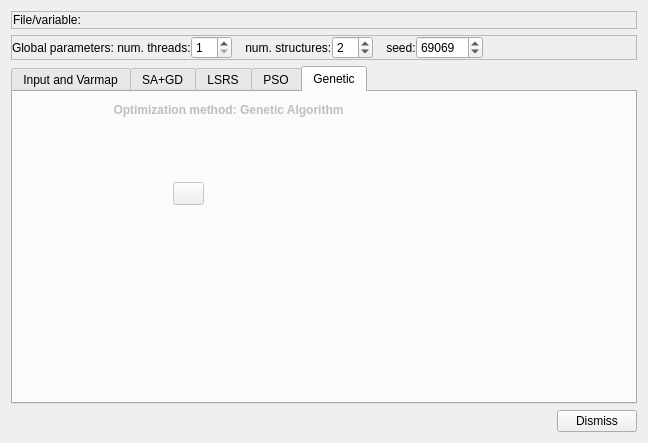
Qt form dialogs/automaticvarfitdialog.ui (PauloCarvalhoRJ/gammaray) before a commit.
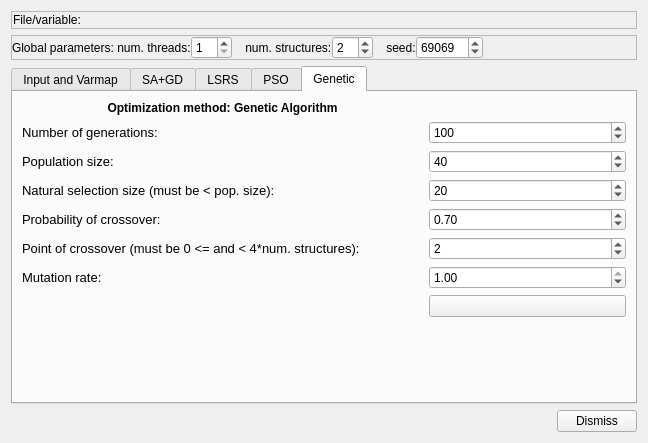
The same form after that commit. The open tabs and pages were chosen to show the change. Icons and pictures are not drawn.

Commit message: AutoVarFit: added Genetic Algorithm as optimization method for automatic variogram model fitting.

```diff
--- a/dialogs/automaticvarfitdialog.ui
+++ b/dialogs/automaticvarfitdialog.ui
@@ -795,20 +795,14 @@
      </widget>
      <widget class="QWidget" name="tabGenetic">
       <property name="enabled">
-       <bool>false</bool>
+       <bool>true</bool>
       </property>
       <attribute name="title">
        <string>Genetic</string>
       </attribute>
+      <layout class="QGridLayout" name="gridLayout_4">
+       <item row="0" column="0" colspan="2">
       <widget class="QLabel" name="label_5">
-       <property name="geometry">
-        <rect>
-         <x>10</x>
-         <y>10</y>
-         <width>411</width>
-         <height>16</height>
-        </rect>
-       </property>
        <property name="font">
         <font>
          <weight>75</weight>
@@ -822,15 +816,141 @@
         <set>Qt::AlignCenter</set>
        </property>
       </widget>
+       </item>
+       <item row="1" column="0">
+        <widget class="QLabel" name="label_29">
+         <property name="text">
+          <string>&lt;html&gt;&lt;head/&gt;&lt;body&gt;&lt;p&gt;&lt;span style=&quot; font-family:'Verdana,Arial,Tahoma,Calibri,Geneva,sans-serif'; font-size:13px;&quot;&gt;Number of generations:&lt;/span&gt;&lt;/p&gt;&lt;/body&gt;&lt;/html&gt;</string>
+         </property>
+        </widget>
+       </item>
+       <item row="1" column="2">
+        <widget class="QSpinBox" name="spinNumberOfGenerations">
+         <property name="minimum">
+          <number>1</number>
+         </property>
+         <property name="maximum">
+          <number>10000000</number>
+         </property>
+         <property name="singleStep">
+          <number>10</number>
+         </property>
+         <property name="value">
+          <number>100</number>
+         </property>
+        </widget>
+       </item>
+       <item row="2" column="0">
+        <widget class="QLabel" name="label_30">
+         <property name="text">
+          <string>&lt;html&gt;&lt;head/&gt;&lt;body&gt;&lt;p&gt;&lt;span style=&quot; font-family:'Verdana,Arial,Tahoma,Calibri,Geneva,sans-serif'; font-size:13px;&quot;&gt;Population size:&lt;/span&gt;&lt;/p&gt;&lt;/body&gt;&lt;/html&gt;</string>
+         </property>
+        </widget>
+       </item>
+       <item row="2" column="2">
+        <widget class="QSpinBox" name="spinPopulationSize">
+         <property name="minimum">
+          <number>1</number>
+         </property>
+         <property name="maximum">
+          <number>10000000</number>
+         </property>
+         <property name="singleStep">
+          <number>10</number>
+         </property>
+         <property name="value">
+          <number>40</number>
+         </property>
+        </widget>
+       </item>
+       <item row="3" column="0" colspan="2">
+        <widget class="QLabel" name="label_31">
+         <property name="text">
+          <string>&lt;html&gt;&lt;head/&gt;&lt;body&gt;&lt;p&gt;&lt;span style=&quot; font-family:'Verdana,Arial,Tahoma,Calibri,Geneva,sans-serif'; font-size:13px;&quot;&gt;Natural selection size (must be &amp;lt; pop. size):&lt;/span&gt;&lt;/p&gt;&lt;/body&gt;&lt;/html&gt;</string>
+         </property>
+        </widget>
+       </item>
+       <item row="3" column="2">
+        <widget class="QSpinBox" name="spinSelectionSize">
+         <property name="minimum">
+          <number>1</number>
+         </property>
+         <property name="maximum">
+          <number>10000000</number>
+         </property>
+         <property name="singleStep">
+          <number>10</number>
+         </property>
+         <property name="value">
+          <number>20</number>
+         </property>
+        </widget>
+       </item>
+       <item row="4" column="0">
+        <widget class="QLabel" name="label_32">
+         <property name="text">
+          <string>&lt;html&gt;&lt;head/&gt;&lt;body&gt;&lt;p&gt;&lt;span style=&quot; font-family:'Verdana,Arial,Tahoma,Calibri,Geneva,sans-serif'; font-size:13px;&quot;&gt;Probability of crossover:&lt;/span&gt;&lt;/p&gt;&lt;/body&gt;&lt;/html&gt;</string>
+         </property>
+        </widget>
+       </item>
+       <item row="4" column="2">
+        <widget class="QDoubleSpinBox" name="dblSpinProbabilityOfCrossover">
+         <property name="maximum">
+          <double>1.000000000000000</double>
+         </property>
+         <property name="singleStep">
+          <double>0.050000000000000</double>
+         </property>
+         <property name="value">
+          <double>0.700000000000000</double>
+         </property>
+        </widget>
+       </item>
+       <item row="5" column="0" colspan="2">
+        <widget class="QLabel" name="label_33">
+         <property name="text">
+          <string>&lt;html&gt;&lt;head/&gt;&lt;body&gt;&lt;p&gt;&lt;span style=&quot; font-family:'Verdana,Arial,Tahoma,Calibri,Geneva,sans-serif'; font-size:13px;&quot;&gt;Point of crossover (must be 0 &amp;lt;= and  &amp;lt; 4*num. structures):&lt;/span&gt;&lt;/p&gt;&lt;/body&gt;&lt;/html&gt;</string>
+         </property>
+        </widget>
+       </item>
+       <item row="5" column="2">
+        <widget class="QSpinBox" name="spinPointOfCrossover">
+         <property name="minimum">
+          <number>0</number>
+         </property>
+         <property name="maximum">
+          <number>200</number>
+         </property>
+         <property name="singleStep">
+          <number>1</number>
+         </property>
+         <property name="value">
+          <number>2</number>
+         </property>
+        </widget>
+       </item>
+       <item row="6" column="0">
+        <widget class="QLabel" name="label_34">
+         <property name="text">
+          <string>&lt;html&gt;&lt;head/&gt;&lt;body&gt;&lt;p&gt;&lt;span style=&quot; font-family:'Verdana,Arial,Tahoma,Calibri,Geneva,sans-serif'; font-size:13px;&quot;&gt;Mutation rate:&lt;/span&gt;&lt;/p&gt;&lt;/body&gt;&lt;/html&gt;</string>
+         </property>
+        </widget>
+       </item>
+       <item row="6" column="2">
+        <widget class="QDoubleSpinBox" name="dblSpinMutationRate">
+         <property name="maximum">
+          <double>1.000000000000000</double>
+         </property>
+         <property name="singleStep">
+          <double>0.050000000000000</double>
+         </property>
+         <property name="value">
+          <double>1.000000000000000</double>
+         </property>
+        </widget>
+       </item>
+       <item row="7" column="2">
       <widget class="QPushButton" name="btnDoWithGenetic">
-       <property name="geometry">
-        <rect>
-         <x>160</x>
-         <y>90</y>
-         <width>31</width>
-         <height>23</height>
-        </rect>
-       </property>
        <property name="toolTip">
         <string>Run with SA+GD</string>
        </property>
@@ -842,6 +962,21 @@
          <normaloff>:/icons32/play32</normaloff>:/icons32/play32</iconset>
        </property>
       </widget>
+       </item>
+       <item row="8" column="1">
+        <spacer name="verticalSpacer_4">
+         <property name="orientation">
+          <enum>Qt::Vertical</enum>
+         </property>
+         <property name="sizeHint" stdset="0">
+          <size>
+           <width>20</width>
+           <height>39</height>
+          </size>
+         </property>
+        </spacer>
+       </item>
+      </layout>
      </widget>
     </widget>
    </item>
```
Left out of the diff: 2 changed lines with no effect on the pictures. Lines whose indentation alone changed are shown as unchanged. The commit also changes 1 other file.
